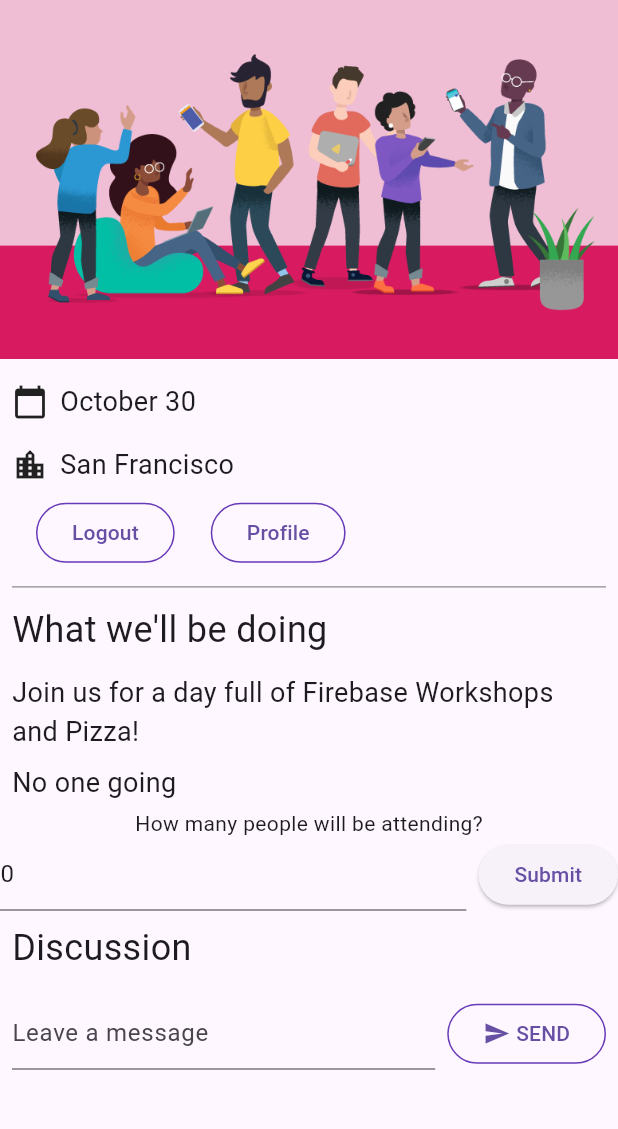
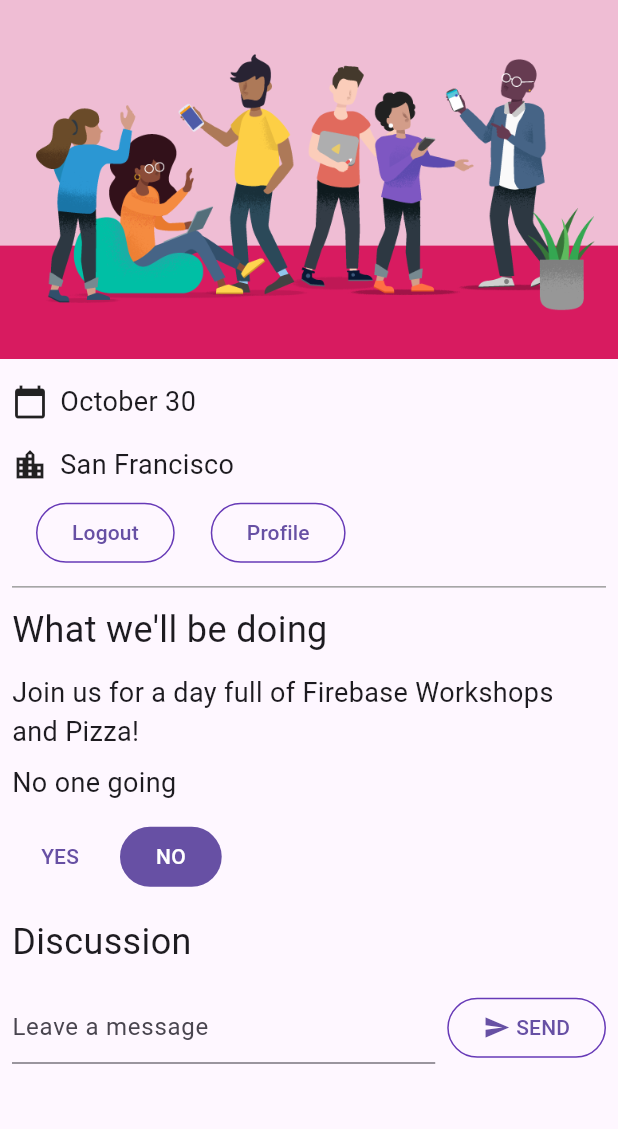
Before and after one commit to elliotallen1/firebase_demo, a Flutter app: the screen it shows once a user with an empty profile is signed in, on a phone screen of 412 x 824 dp, the part 84-1213 px from its top. Run offline on Flutter 3.47's test engine with Material 3 defaults, Android fonts, the phone set to English and light mode, and no system bars; our stand-ins replace cloud_firestore, firebase_auth, firebase_core, go_router, google_fonts; missing offline and left inert: firebase_ui_auth; accounts and stored records are empty.

Commit message:
Revert "Text field for # of attendees"
This reverts commit 0fe1561d89637f850082e16755656bee20364764.

```diff
--- a/firebase_demo/lib/app_state.dart
+++ b/firebase_demo/lib/app_state.dart
@@ -18,17 +18,11 @@ class ApplicationState extends ChangeNotifier {
   }
 
   int _attendees = 0;
-  int get attendees => _attendees;
+int get attendees => _attendees;
 
-  set attendees(int count) {
-    _attendees = count;
-    notifyListeners();
-  }
-
-  Attending _attending = Attending.unknown;
-  StreamSubscription<DocumentSnapshot>? _attendingSubscription;
-  Attending get attending => _attending;
-
+Attending _attending = Attending.unknown;
+StreamSubscription<DocumentSnapshot>? _attendingSubscription;
+Attending get attending => _attending;
 set attending(Attending attending) {
   final userDoc = FirebaseFirestore.instance
       .collection('attendees')
--- a/firebase_demo/lib/home_page.dart
+++ b/firebase_demo/lib/home_page.dart
@@ -53,32 +53,22 @@ class HomePage extends StatelessWidget {
         >= 2 => Paragraph('${appState.attendees} people going'),
         _ => const Paragraph('No one going'),
       },
+
       if (appState.loggedIn) ...[
         YesNoSelection(
           state: appState.attending,
-          attendees: appState.attendees,
-          onSelection: (attending) {
-            appState.attending = attending;
-          },
-          onAttendeesChanged: (newAttendees) {
-            appState.attendees = newAttendees;
-            if (newAttendees > 0) {
-              appState.attending = Attending.yes;
-            } else {
-              appState.attending = Attending.no;
-            }
-          },
+          onSelection: (attending) => appState.attending = attending,
         ),
         const Header('Discussion'),
         GuestBook(
-          addMessage: (message) => appState.addMessageToGuestBook(message),
-          messages: appState.guestBookMessages,
+          addMessage: (message) =>
+              appState.addMessageToGuestBook(message),
+          messages: appState.guestBookMessages, // new
         ),
       ],
     ],
   ),
 ),
-
         ],
       ),
     );
--- a/firebase_demo/lib/yes_no_selection.dart
+++ b/firebase_demo/lib/yes_no_selection.dart
@@ -1,52 +1,68 @@
 import 'package:flutter/material.dart';
+
 import 'app_state.dart';
+import 'src/widgets.dart';
 
 class YesNoSelection extends StatelessWidget {
-  const YesNoSelection({
-    super.key,
-    required this.state,
-    required this.onSelection,
-    required this.attendees,
-    required this.onAttendeesChanged,
-  });
-
+  const YesNoSelection(
+      {super.key, required this.state, required this.onSelection});
   final Attending state;
   final void Function(Attending selection) onSelection;
-  final int attendees;
-  final void Function(int newAttendees) onAttendeesChanged;
 
   @override
   Widget build(BuildContext context) {
-    final TextEditingController controller = TextEditingController(text: attendees.toString());
-
-    void handleInput() {
-      final input = int.tryParse(controller.text);
-      if (input != null && input >= 0) {
-        onAttendeesChanged(input);
-        onSelection(input > 0 ? Attending.yes : Attending.no);
-      }
-    }
-
-    return Column(
+    switch (state) {
+      case Attending.yes:
+        return Padding(
+          padding: const EdgeInsets.all(8.0),
+          child: Row(
             children: [
-          const Text("How many people will be attending?"),
-          Row(
-            children: [
-          Expanded(
-            child: TextField(
-              controller: controller,
-              keyboardType: TextInputType.number,
-              onSubmitted: (_) => handleInput(),
-            ),
+              FilledButton(
+                onPressed: () => onSelection(Attending.yes),
+                child: const Text('YES'),
               ),
               const SizedBox(width: 8),
-          ElevatedButton(
-            onPressed: handleInput,
-            child: const Text('Submit'),
+              TextButton(
+                onPressed: () => onSelection(Attending.no),
+                child: const Text('NO'),
               ),
             ],
           ),
+        );
+      case Attending.no:
+        return Padding(
+          padding: const EdgeInsets.all(8.0),
+          child: Row(
+            children: [
+              TextButton(
+                onPressed: () => onSelection(Attending.yes),
+                child: const Text('YES'),
+              ),
+              const SizedBox(width: 8),
+              FilledButton(
+                onPressed: () => onSelection(Attending.no),
+                child: const Text('NO'),
+              ),
             ],
+          ),
+        );
+      default:
+        return Padding(
+          padding: const EdgeInsets.all(8.0),
+          child: Row(
+            children: [
+              StyledButton(
+                onPressed: () => onSelection(Attending.yes),
+                child: const Text('YES'),
+              ),
+              const SizedBox(width: 8),
+              StyledButton(
+                onPressed: () => onSelection(Attending.no),
+                child: const Text('NO'),
+              ),
+            ],
+          ),
         );
     }
   }
+}
```
Also changed, not shown: 1 other file. Lines whose indentation alone changed are shown as unchanged.
